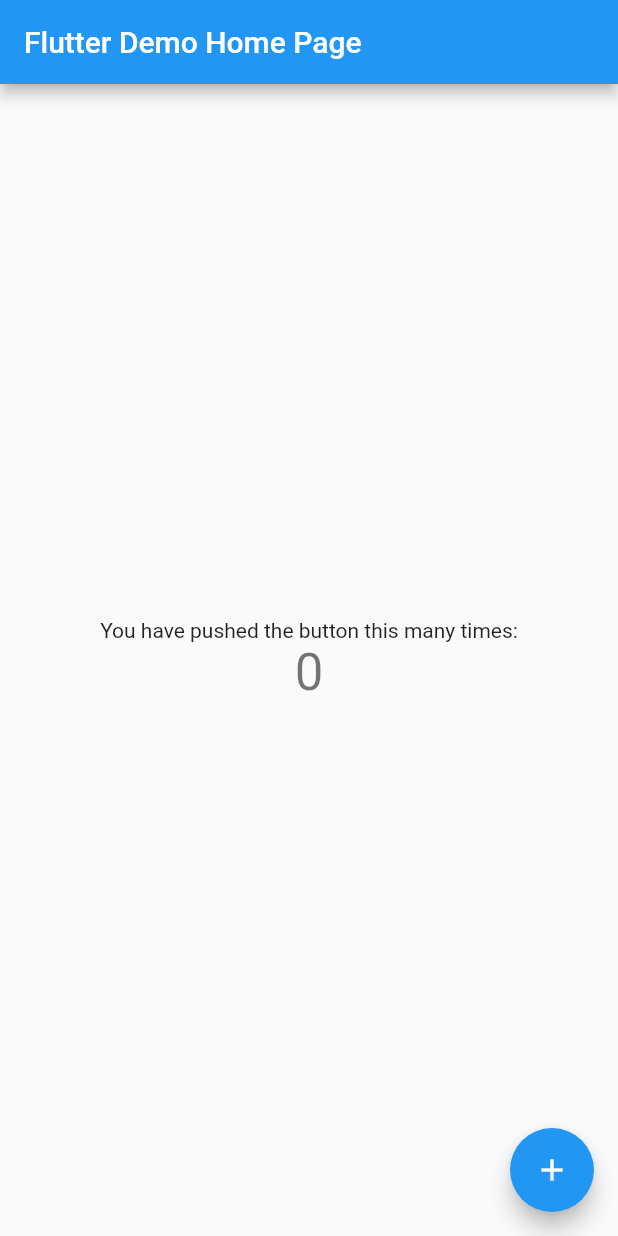
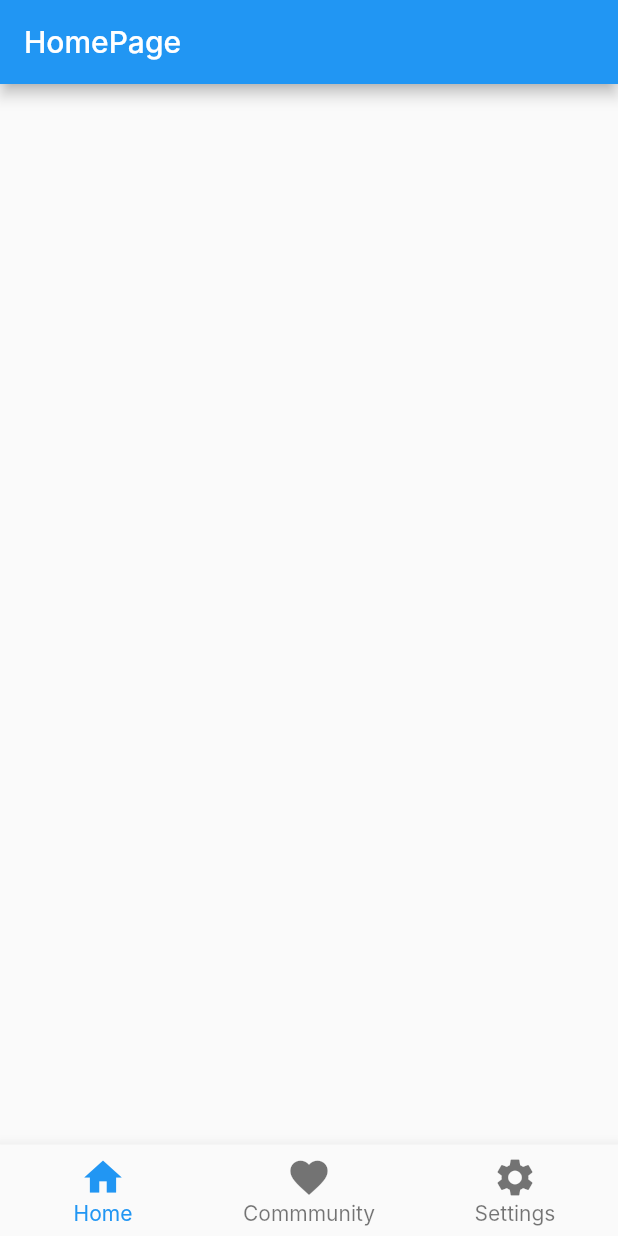
Before and after one commit to LnG-a/Your-Eyes, a Flutter app: the screen it shows after launch, on a phone screen of 412 x 824 dp. Run offline on Flutter 3.47's test engine with Material 2 defaults, Android fonts, the phone set to English and light mode, and no system bars; Roboto replaces fonts that are missing (Inter).

Commit message:
app structure

```diff
--- /dev/null
+++ b/lib/community_page.dart
@@ -0,0 +1,19 @@
+import 'package:flutter/material.dart';
+
+class CommunityPage extends StatefulWidget {
+  const CommunityPage({Key? key}) : super(key: key);
+
+  @override
+  State<CommunityPage> createState() => _CommunityPageState();
+}
+
+class _CommunityPageState extends State<CommunityPage> {
+  @override
+  Widget build(BuildContext context) {
+    return Scaffold(
+      appBar: AppBar(
+        title: Text("Community"),
+      ),
+    );
+  }
+}
--- /dev/null
+++ b/lib/home_page.dart
@@ -0,0 +1,19 @@
+import 'package:flutter/material.dart';
+
+class HomePage extends StatefulWidget {
+  const HomePage({Key? key}) : super(key: key);
+
+  @override
+  State<HomePage> createState() => _HomePageState();
+}
+
+class _HomePageState extends State<HomePage> {
+  @override
+  Widget build(BuildContext context) {
+    return Scaffold(
+      appBar: AppBar(
+        title: Text("HomePage"),
+      ),
+    );
+  }
+}
--- a/lib/main.dart
+++ b/lib/main.dart
@@ -1,4 +1,6 @@
 import 'package:flutter/material.dart';
+
+import 'main_page.dart';
 
 void main() {
   runApp(const MyApp());
@@ -13,103 +15,10 @@
     return MaterialApp(
       title: 'Flutter Demo',
       theme: ThemeData(
-        // This is the theme of your application.
-        //
-        // Try running your application with "flutter run". You'll see the
-        // application has a blue toolbar. Then, without quitting the app, try
-        // changing the primarySwatch below to Colors.green and then invoke
-        // "hot reload" (press "r" in the console where you ran "flutter run",
-        // or simply save your changes to "hot reload" in a Flutter IDE).
-        // Notice that the counter didn't reset back to zero; the application
-        // is not restarted.
+        fontFamily: 'Inter',
         primarySwatch: Colors.blue,
       ),
-      home: const MyHomePage(title: 'Flutter Demo Home Page'),
+      home: MainPage(),
     );
   }
 }
-
-class MyHomePage extends StatefulWidget {
-  const MyHomePage({super.key, required this.title});
-
-  // This widget is the home page of your application. It is stateful, meaning
-  // that it has a State object (defined below) that contains fields that affect
-  // how it looks.
-
-  // This class is the configuration for the state. It holds the values (in this
-  // case the title) provided by the parent (in this case the App widget) and
-  // used by the build method of the State. Fields in a Widget subclass are
-  // always marked "final".
-
-  final String title;
-
-  @override
-  State<MyHomePage> createState() => _MyHomePageState();
-}
-
-class _MyHomePageState extends State<MyHomePage> {
-  int _counter = 0;
-
-  void _incrementCounter() {
-    setState(() {
-      // This call to setState tells the Flutter framework that something has
-      // changed in this State, which causes it to rerun the build method below
-      // so that the display can reflect the updated values. If we changed
-      // _counter without calling setState(), then the build method would not be
-      // called again, and so nothing would appear to happen.
-      _counter++;
-    });
-  }
-
-  @override
-  Widget build(BuildContext context) {
-    // This method is rerun every time setState is called, for instance as done
-    // by the _incrementCounter method above.
-    //
-    // The Flutter framework has been optimized to make rerunning build methods
-    // fast, so that you can just rebuild anything that needs updating rather
-    // than having to individually change instances of widgets.
-    return Scaffold(
-      appBar: AppBar(
-        // Here we take the value from the MyHomePage object that was created by
-        // the App.build method, and use it to set our appbar title.
-        title: Text(widget.title),
-      ),
-      body: Center(
-        // Center is a layout widget. It takes a single child and positions it
-        // in the middle of the parent.
-        child: Column(
-          // Column is also a layout widget. It takes a list of children and
-          // arranges them vertically. By default, it sizes itself to fit its
-          // children horizontally, and tries to be as tall as its parent.
-          //
-          // Invoke "debug painting" (press "p" in the console, choose the
-          // "Toggle Debug Paint" action from the Flutter Inspector in Android
-          // Studio, or the "Toggle Debug Paint" command in Visual Studio Code)
-          // to see the wireframe for each widget.
-          //
-          // Column has various properties to control how it sizes itself and
-          // how it positions its children. Here we use mainAxisAlignment to
-          // center the children vertically; the main axis here is the vertical
-          // axis because Columns are vertical (the cross axis would be
-          // horizontal).
-          mainAxisAlignment: MainAxisAlignment.center,
-          children: <Widget>[
-            const Text(
-              'You have pushed the button this many times:',
-            ),
-            Text(
-              '$_counter',
-              style: Theme.of(context).textTheme.headline4,
-            ),
-          ],
-        ),
-      ),
-      floatingActionButton: FloatingActionButton(
-        onPressed: _incrementCounter,
-        tooltip: 'Increment',
-        child: const Icon(Icons.add),
-      ), // This trailing comma makes auto-formatting nicer for build methods.
-    );
-  }
-}
--- /dev/null
+++ b/lib/main_page.dart
@@ -0,0 +1,61 @@
+import 'package:flutter/material.dart';
+import 'package:your_eyes/community_page.dart';
+import 'package:your_eyes/home_page.dart';
+import 'package:your_eyes/settings_page.dart';
+
+class MainPage extends StatefulWidget {
+  @override
+  _MainPageState createState() => _MainPageState();
+}
+
+class _MainPageState extends State<MainPage> {
+  int currentIndex = 0;
+
+  PageController pageController = PageController(initialPage: 0);
+
+  final bottomNavigationBarItems = [
+    const BottomNavigationBarItem(
+        icon: Icon(Icons.home,size: 30,),
+        label: 'Home',
+    ),
+    const BottomNavigationBarItem(
+        icon: Icon(Icons.favorite,size: 30),
+        label: "Commmunity",
+    ),
+    const BottomNavigationBarItem(
+        icon: Icon(Icons.settings,size: 30),
+        label: "Settings",
+    )
+  ];
+
+  @override
+  Widget build(BuildContext context) {
+    return Scaffold(
+      body: PageView(
+        controller: pageController,
+        onPageChanged: (newIndex) =>{
+          setState(()=>{
+            currentIndex=newIndex
+          })
+        },
+        children: const [
+          HomePage(),
+          CommunityPage(),
+          SettingsPage(),
+        ],
+      ),
+      bottomNavigationBar: BottomNavigationBar(
+        selectedFontSize: 14,
+        unselectedFontSize: 14,
+        currentIndex: currentIndex,
+        items: bottomNavigationBarItems,
+        onTap: (index) {
+          setState(() {
+            pageController.animateToPage(index, duration: const Duration(milliseconds: 400), curve: Curves.easeInOut);
+          });
+        },
+        //type: BottomNavigationBarType.fixed,
+      ),
+    );
+  }
+}
--- /dev/null
+++ b/lib/settings_page.dart
@@ -0,0 +1,19 @@
+import 'package:flutter/material.dart';
+
+class SettingsPage extends StatefulWidget {
+  const SettingsPage({Key? key}) : super(key: key);
+
+  @override
+  State<SettingsPage> createState() => _SettingsPageState();
+}
+
+class _SettingsPageState extends State<SettingsPage> {
+  @override
+  Widget build(BuildContext context) {
+    return Scaffold(
+      appBar: AppBar(
+        title: Text("Settings"),
+      ),
+    );
+  }
+}
```
